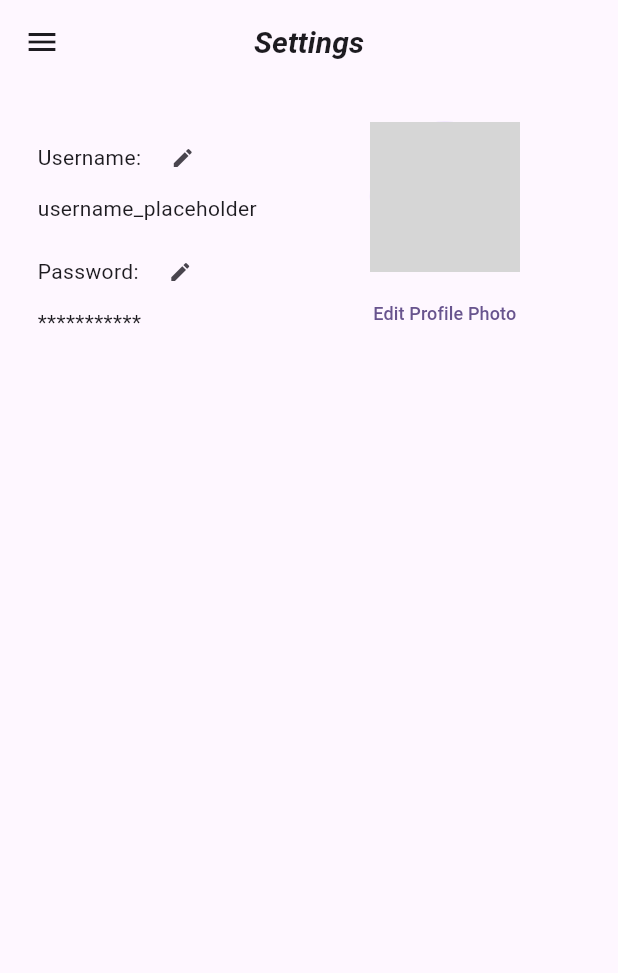
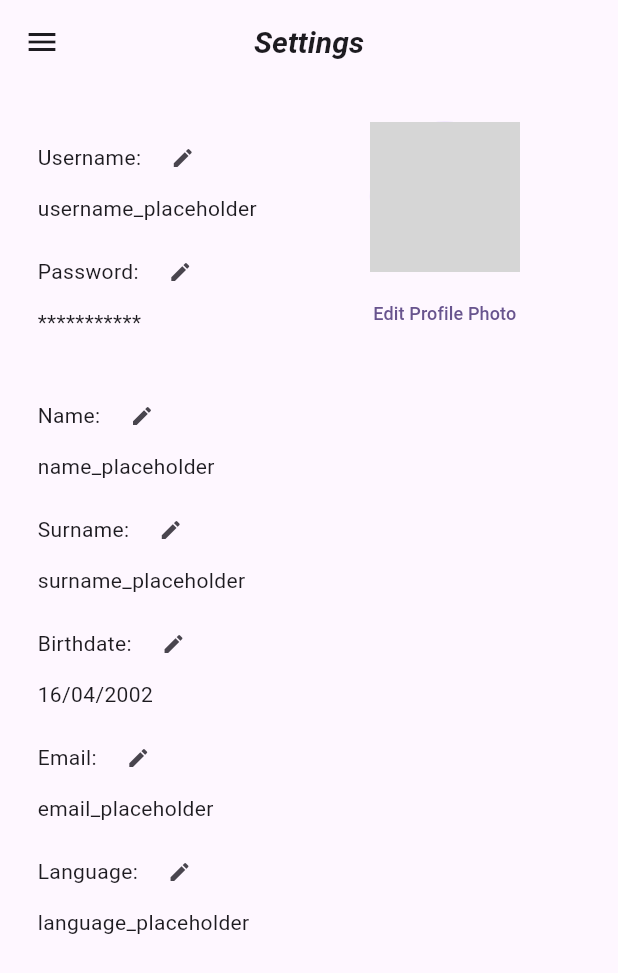
Before and after one commit to SofiaTerracciano/Triplo, a Flutter app: the screen it shows after launch, in the side drawer, after a tap on "Settings", on a phone screen of 412 x 824 dp. Shown: the top 973 px of the screen. Run offline on Flutter 3.47's test engine with Material 3 defaults, Android fonts, the phone set to English and light mode, and no system bars; grey boxes are pictures that could not be loaded.

Commit message:
Aggiunta campi name, surname, birthdate ecc + inizio implementazione cambio lingua alla setting-page

```diff
--- a/triplo/lib/pages/setting-page.dart
+++ b/triplo/lib/pages/setting-page.dart
@@ -138,20 +138,125 @@ class _SettingPageState extends State<SettingPage> {
 
           // Altri campi come nome, cognome, email, nascita, lingua .
           Row(
-
+            mainAxisAlignment: MainAxisAlignment.start,
+            children: [
+              const Text(
+                'Name: ',
+                style: TextStyle(fontSize: 14),
+              ),
+              IconButton(
+                onPressed: () {
+                  // to do modifica name
+                },
+                icon: const Icon(Icons.edit, size: 16),
+              ),
+            ],
+          ),
+          const Padding(
+            padding: EdgeInsets.only(left: 0, bottom: 8.0),
+            child: Text(
+              'name_placeholder', // da prendere dal database
+              style: TextStyle(fontSize: 14),
+            ),
           ),
           Row(
-
+            mainAxisAlignment: MainAxisAlignment.start,
+            children: [
+              const Text(
+                'Surname: ',
+                style: TextStyle(fontSize: 14),
+              ),
+              IconButton(
+                onPressed: () {
+                  // to do modifica surname
+                },
+                icon: const Icon(Icons.edit, size: 16),
+              ),
+            ],
+          ),
+          const Padding(
+            padding: EdgeInsets.only(left: 0, bottom: 8.0),
+            child: Text(
+              'surname_placeholder', // da prendere dal database
+              style: TextStyle(fontSize: 14),
+            ),
           ),
           Row(
-
+            mainAxisAlignment: MainAxisAlignment.start,
+            children: [
+              const Text(
+                'Birthdate: ',
+                style: TextStyle(fontSize: 14),
+              ),
+              IconButton(
+                onPressed: () {
+                  // to do modifica bithdate
+                },
+                icon: const Icon(Icons.edit, size: 16),
+              ),
+            ],
+          ),
+          const Padding(
+            padding: EdgeInsets.only(left: 0, bottom: 8.0),
+            child: Text(
+              '16/04/2002', // da prendere dal database
+              style: TextStyle(fontSize: 14),
+            ),
           ),
           Row(
-
+            mainAxisAlignment: MainAxisAlignment.start,
+            children: [
+              const Text(
+                'Email: ',
+                style: TextStyle(fontSize: 14),
+              ),
+              IconButton(
+                onPressed: () {
+                  // to do modifica email
+                },
+                icon: const Icon(Icons.edit, size: 16),
+              ),
+            ],
+          ),
+          const Padding(
+            padding: EdgeInsets.only(left: 0, bottom: 8.0),
+            child: Text(
+              'email_placeholder', // da prendere dal database
+              style: TextStyle(fontSize: 14),
+            ),
           ),
           Row(
+            mainAxisAlignment: MainAxisAlignment.start,
+            children: [
+              const Text(
+                'Language: ',
+                style: TextStyle(fontSize: 14),
+              ),
+              IconButton(
+                onPressed: () async {
+                  final selected = await showDialog<Locale>(
+                  context: context,
+                  builder: (context) => LanguageDialog(),
+                );
 
+               /*  if (selected != null) {
+                  //onLanguageChanged(selected);
+                  AlertDialog(
+                    content: Text('Language changed to: ${selected.languageCode}'),
+                  );
+            }*/
+                },
+                icon: const Icon(Icons.edit, size: 16),
+              ),
+            ],
           ),
+          const Padding(
+            padding: EdgeInsets.only(left: 0, bottom: 8.0),
+            child: Text(
+              'language_placeholder', // da prendere dal database
+              style: TextStyle(fontSize: 14),
+            ),
+),
         ],
       ),
       //Drawer to control the navigation among pages
@@ -212,3 +317,50 @@ class _SettingPageState extends State<SettingPage> {
     );
   }
 }
+
+//popup dialog to select the language
+class LanguageDialog extends StatelessWidget {
+
+  LanguageDialog({super.key});
+
+  final Map<String, Locale> languages = {
+    'English': const Locale('en'),
+    'Italian': const Locale('it'),
+  };
+
+//TODO: implementare il cambio lingua effettivo nell'app
+
+  @override
+  Widget build(BuildContext context) {
+    return AlertDialog(
+      title: const Text('Select Language'),
+      content: SingleChildScrollView(
+        child: ListBody(
+          children: <Widget>[
+            TextButton(
+              child: const Text('English'),
+              onPressed: () {
+                AlertDialog(
+                    content: Text('Language changed to: english'),
+                  );
+                //locale -> to change the language of the app
+                //Navigator.of(context).pop(const Locale('en'));
+
+              },
+            ),
+            const SizedBox(height: 10),
+            TextButton(
+              child: const Text('Italian'),
+              onPressed: () {
+                AlertDialog(
+                    content: Text('Language changed to: italian'),
+                  );
+                //Navigator.of(context).pop(const Locale('it'));
+              },
+            ),
+          ],
+        ),
+      ),
+    );
+  }
+}
```
